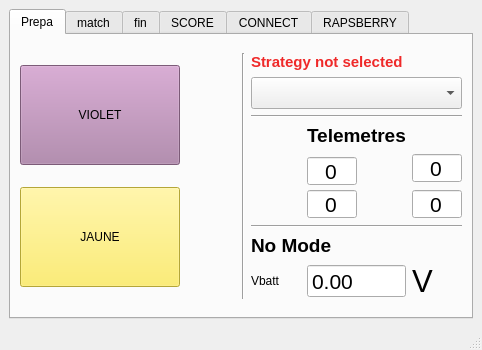
Before: the Qt Designer form PluginModules/Ecran/ihm_Ecran.ui in CRLG/LABOTBOX, drawn with Qt 5.
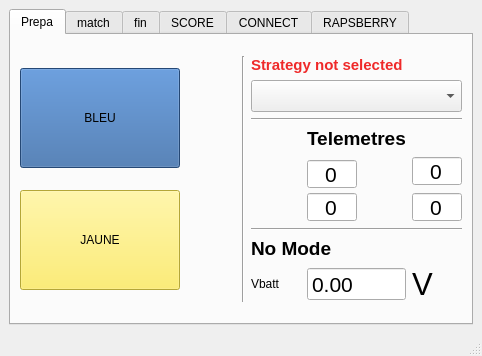
After: the same form once the commit is applied. Custom widgets are drawn as their Qt base class.

Commit message: [ihm_Ecran] Changement de couleur d'équipe pour la coupe 2020

The edit to the form file:
```diff
--- a/PluginModules/Ecran/ihm_Ecran.ui
+++ b/PluginModules/Ecran/ihm_Ecran.ui
@@ -7,7 +7,7 @@
     <x>0</x>
     <y>0</y>
     <width>482</width>
-    <height>350</height>
+    <height>356</height>
    </rect>
   </property>
   <property name="windowTitle">
@@ -51,11 +51,102 @@
               <height>110</height>
              </size>
             </property>
+            <property name="palette">
+             <palette>
+              <active>
+               <colorrole role="Button">
+                <brush brushstyle="SolidPattern">
+                 <color alpha="255">
+                  <red>52</red>
+                  <green>101</green>
+                  <blue>164</blue>
+                 </color>
+                </brush>
+               </colorrole>
+               <colorrole role="Base">
+                <brush brushstyle="SolidPattern">
+                 <color alpha="255">
+                  <red>52</red>
+                  <green>101</green>
+                  <blue>164</blue>
+                 </color>
+                </brush>
+               </colorrole>
+               <colorrole role="Window">
+                <brush brushstyle="SolidPattern">
+                 <color alpha="255">
+                  <red>52</red>
+                  <green>101</green>
+                  <blue>164</blue>
+                 </color>
+                </brush>
+               </colorrole>
+              </active>
+              <inactive>
+               <colorrole role="Button">
+                <brush brushstyle="SolidPattern">
+                 <color alpha="255">
+                  <red>52</red>
+                  <green>101</green>
+                  <blue>164</blue>
+                 </color>
+                </brush>
+               </colorrole>
+               <colorrole role="Base">
+                <brush brushstyle="SolidPattern">
+                 <color alpha="255">
+                  <red>52</red>
+                  <green>101</green>
+                  <blue>164</blue>
+                 </color>
+                </brush>
+               </colorrole>
+               <colorrole role="Window">
+                <brush brushstyle="SolidPattern">
+                 <color alpha="255">
+                  <red>52</red>
+                  <green>101</green>
+                  <blue>164</blue>
+                 </color>
+                </brush>
+               </colorrole>
+              </inactive>
+              <disabled>
+               <colorrole role="Button">
+                <brush brushstyle="SolidPattern">
+                 <color alpha="255">
+                  <red>52</red>
+                  <green>101</green>
+                  <blue>164</blue>
+                 </color>
+                </brush>
+               </colorrole>
+               <colorrole role="Base">
+                <brush brushstyle="SolidPattern">
+                 <color alpha="255">
+                  <red>52</red>
+                  <green>101</green>
+                  <blue>164</blue>
+                 </color>
+                </brush>
+               </colorrole>
+               <colorrole role="Window">
+                <brush brushstyle="SolidPattern">
+                 <color alpha="255">
+                  <red>52</red>
+                  <green>101</green>
+                  <blue>164</blue>
+                 </color>
+                </brush>
+               </colorrole>
+              </disabled>
+             </palette>
+            </property>
             <property name="styleSheet">
-             <string notr="true">background-color: rgb(173, 127, 168);</string>
+             <string notr="true">background-color: rgb(52, 101, 164);</string>
             </property>
             <property name="text">
-             <string>VIOLET</string>
+             <string>BLEU</string>
             </property>
             <property name="flat">
              <bool>false</bool>
@@ -384,15 +475,6 @@
             <property name="value">
              <bool>true</bool>
             </property>
-            <property name="onColor">
-             <enum>QLed::Red</enum>
-            </property>
-            <property name="offColor">
-             <enum>QLed::Grey</enum>
-            </property>
-            <property name="shape">
-             <enum>QLed::Circle</enum>
-            </property>
            </widget>
           </item>
           <item row="3" column="1">
```
Left out of the diff: 87 changed lines with no effect on the pictures.
